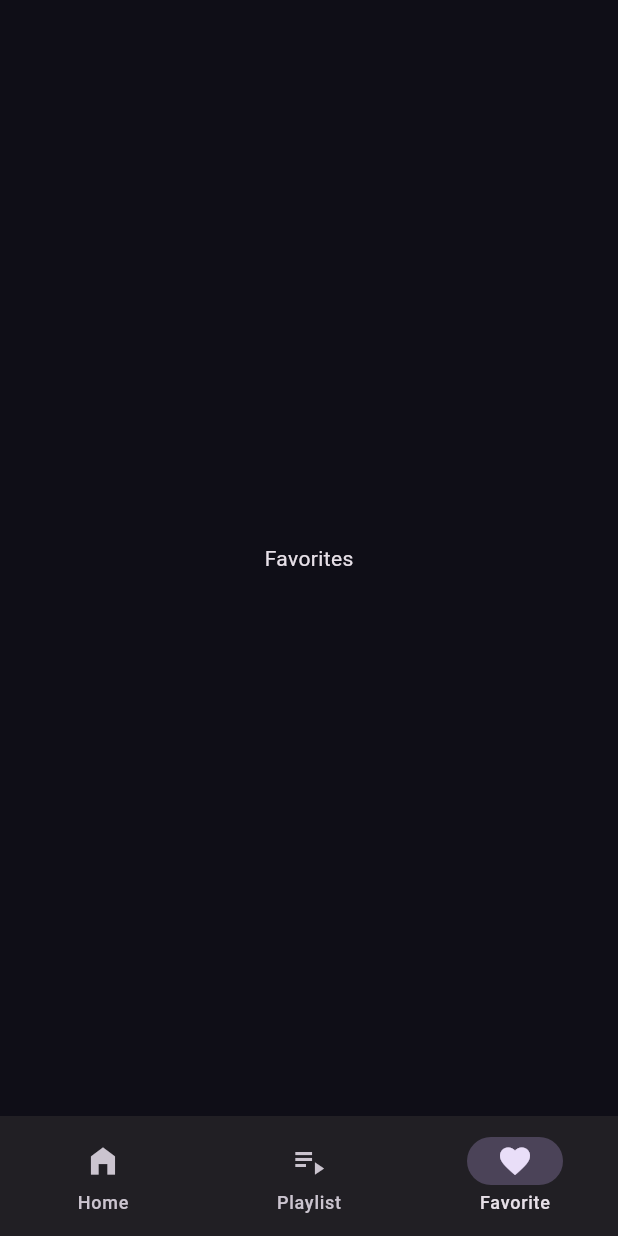
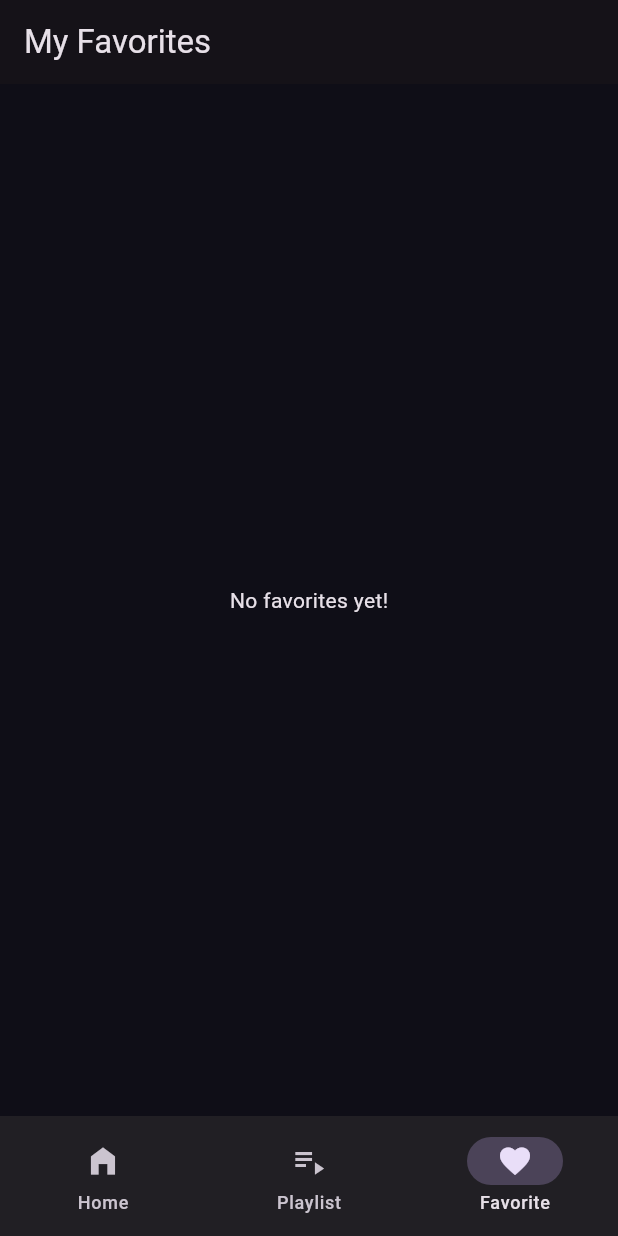
Before and after one commit to Menul19/my-app, a Flutter app: the screen it shows after launch, item 3 of the bottom bar chosen, on a phone screen of 412 x 824 dp. Run offline on Flutter 3.47's test engine with Material 3 defaults, Android fonts, the phone set to English and light mode, and no system bars; our stand-ins replace animate_do, audioplayers, google_fonts, on_audio_query, permission_handler.

Commit message:
Update main.dart

```diff
--- a/lib/main.dart
+++ b/lib/main.dart
@@ -52,6 +52,7 @@ class _MainContainerState extends State<MainContainer> {
   int _currentIndex = 0;
   final AudioPlayer _audioPlayer = AudioPlayer();
   List<SongModel> _allSongs = [];
+  List<SongModel> _favoriteSongs = [];
   int _currentSongIndex = -1;
   bool _isPlaying = false;
 
@@ -64,12 +65,22 @@ class _MainContainerState extends State<MainContainer> {
     _audioPlayer.play(DeviceFileSource(songs[index].uri!));
   }
 
+  void _toggleFavorite(SongModel song) {
+    setState(() {
+      if (_favoriteSongs.contains(song)) {
+        _favoriteSongs.remove(song);
+      } else {
+        _favoriteSongs.add(song);
+      }
+    });
+  }
+
   @override
   Widget build(BuildContext context) {
     final List<Widget> tabs = [
-      MusicHome(onPlay: _playSong),
-      const Center(child: Text("Playlists")),
-      const Center(child: Text("Favorites")),
+      MusicHome(onPlay: _playSong, favorites: _favoriteSongs, onFavToggle: _toggleFavorite),
+      const Center(child: Text("Playlists (Coming Soon)")),
+      FavoriteScreen(favorites: _favoriteSongs, onPlay: _playSong),
     ];
 
     return Scaffold(
@@ -123,7 +134,9 @@ class _MainContainerState extends State<MainContainer> {
 
 class MusicHome extends StatefulWidget {
   final Function(List<SongModel>, int) onPlay;
-  const MusicHome({super.key, required this.onPlay});
+  final List<SongModel> favorites;
+  final Function(SongModel) onFavToggle;
+  const MusicHome({super.key, required this.onPlay, required this.favorites, required this.onFavToggle});
 
   @override
   State<MusicHome> createState() => _MusicHomeState();
@@ -135,7 +148,7 @@ class _MusicHomeState extends State<MusicHome> {
   List<SongModel> _filteredSongs = [];
   bool _isLoading = true;
   bool _isSearching = false;
-  TextEditingController _searchController = TextEditingController();
+  final TextEditingController _searchController = TextEditingController();
 
   @override
   void initState() {
@@ -144,6 +157,7 @@ class _MusicHomeState extends State<MusicHome> {
   }
 
   _fetchSongs() async {
+    // Android 12 permissions
     if (await Permission.storage.request().isGranted || await Permission.audio.request().isGranted) {
       List<SongModel> tempSongs = await _audioQuery.querySongs(uriType: UriType.EXTERNAL, ignoreCase: true);
       setState(() {
@@ -165,35 +179,56 @@ class _MusicHomeState extends State<MusicHome> {
     return Scaffold(
       appBar: AppBar(
         title: _isSearching
-          ? TextField(
-              controller: _searchController,
-              autofocus: true,
-              decoration: const InputDecoration(hintText: "Search songs...", border: InputBorder.none),
-              onChanged: _filterSongs,
-            )
+          ? TextField(controller: _searchController, autofocus: true, decoration: const InputDecoration(hintText: "Search songs...", border: InputBorder.none), onChanged: _filterSongs)
           : const Text("Menul Music Pro"),
         actions: [
-          IconButton(
-            icon: Icon(_isSearching ? Icons.close : Icons.search),
-            onPressed: () => setState(() {
-              _isSearching = !_isSearching;
-              if (!_isSearching) {
-                _filteredSongs = _songs;
-                _searchController.clear();
-              }
-            }),
-          ),
+          IconButton(icon: Icon(_isSearching ? Icons.close : Icons.search), onPressed: () => setState(() {
+            _isSearching = !_isSearching;
+            if (!_isSearching) { _filteredSongs = _songs; _searchController.clear(); }
+          })),
         ],
       ),
       body: _isLoading
         ? const Center(child: CircularProgressIndicator())
         : ListView.builder(
             itemCount: _filteredSongs.length,
+            padding: const EdgeInsets.only(bottom: 100),
+            itemBuilder: (context, index) {
+              final song = _filteredSongs[index];
+              final isFav = widget.favorites.contains(song);
+              return ListTile(
+                leading: QueryArtworkWidget(id: song.id, type: ArtworkType.AUDIO),
+                title: Text(song.displayNameWOExt, maxLines: 1),
+                subtitle: Text("${song.artist}"),
+                trailing: IconButton(
+                  icon: Icon(isFav ? Icons.favorite : Icons.favorite_border, color: isFav ? Colors.red : null),
+                  onPressed: () => widget.onFavToggle(song),
+                ),
+                onTap: () => widget.onPlay(_filteredSongs, index),
+              );
+            },
+          ),
+    );
+  }
+}
+
+class FavoriteScreen extends StatelessWidget {
+  final List<SongModel> favorites;
+  final Function(List<SongModel>, int) onPlay;
+  const FavoriteScreen({super.key, required this.favorites, required this.onPlay});
+
+  @override
+  Widget build(BuildContext context) {
+    return Scaffold(
+      appBar: AppBar(title: const Text("My Favorites")),
+      body: favorites.isEmpty
+        ? const Center(child: Text("No favorites yet!"))
+        : ListView.builder(
+            itemCount: favorites.length,
             itemBuilder: (context, index) => ListTile(
-              leading: QueryArtworkWidget(id: _filteredSongs[index].id, type: ArtworkType.AUDIO),
-              title: Text(_filteredSongs[index].displayNameWOExt),
-              subtitle: Text("${_filteredSongs[index].artist}"),
-              onTap: () => widget.onPlay(_filteredSongs, index),
+              leading: QueryArtworkWidget(id: favorites[index].id, type: ArtworkType.AUDIO),
+              title: Text(favorites[index].displayNameWOExt),
+              onTap: () => onPlay(favorites, index),
             ),
           ),
     );
```
